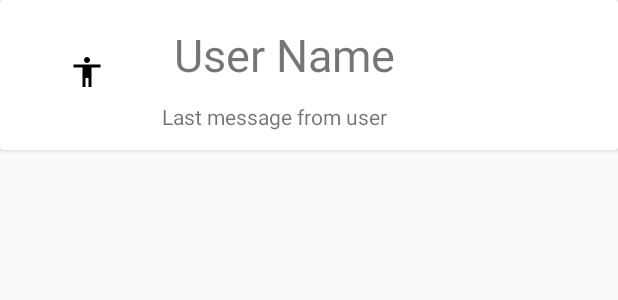
After one commit to leventen95/Dagmamma, an Android app: the layout cardview_dialog_item.xml on its own in the app's theme, with its tools: preview values and no code run, on a phone screen of 412 x 824 dp. The commit adds this screen. Shown: the top 300 px of the screen. Run offline under Robolectric (Android 15) with nearby library versions, the phone set to English and light mode, and no system bars.

Commit message:
Laget ny klasse og tilhørende xml for Dialog-siden so fører til chat

```diff
--- /dev/null
+++ b/app/src/main/java/no/hiof/leventen/actionbar/Chat/DialogAdapter.java
@@ -0,0 +1,5 @@
+package no.hiof.leventen.actionbar.Chat;
+
+public class DialogAdapter {
+
+}
--- a/app/src/main/java/no/hiof/leventen/actionbar/Chat/DialogFragment.java
+++ b/app/src/main/java/no/hiof/leventen/actionbar/Chat/DialogFragment.java
@@ -32,11 +32,11 @@ public class DialogFragment extends Fragment {
                              Bundle savedInstanceState) {
         // Inflate the layout for this fragment
         View view = inflater.inflate(R.layout.cardview_chat_list, container, false);
-        recyclerView = (RecyclerView) view.findViewById(R.id.recyclerView);
+        recyclerView = (RecyclerView) view.findViewById(R.id.cardview_dialog_item);
         recyclerView.hasFixedSize();
         LinearLayoutManager linearLayoutManager = new LinearLayoutManager(getContext());
         recyclerView.setLayoutManager(linearLayoutManager);
-        initializeData();
+     //   initializeData();
     //    initializeAdapter();
         return view;
     }
--- a/app/src/main/java/no/hiof/leventen/actionbar/MainActivity.java
+++ b/app/src/main/java/no/hiof/leventen/actionbar/MainActivity.java
@@ -15,6 +15,7 @@ import android.widget.FrameLayout;
 import com.google.firebase.auth.FirebaseAuth;
 
 import no.hiof.leventen.actionbar.Chat.ChatListFragment;
+import no.hiof.leventen.actionbar.Chat.DialogFragment;
 import no.hiof.leventen.actionbar.Firebasehandler.FirebaseDatasource;
 import no.hiof.leventen.actionbar.Firebasehandler.LoginCallBack;
 
@@ -24,6 +25,7 @@ public class MainActivity extends AppCompatActivity {
     private FrameLayout frameLayout;
     private AnnonserFragment annonserFragment;
     private ChatListFragment chatListFragment;
+    //private DialogFragment dialogFragment;
     private MinSideFragment minSideFragment;
     public FirebaseDatasource test = new FirebaseDatasource();
     private Button goToSearch;
@@ -39,6 +41,7 @@ public class MainActivity extends AppCompatActivity {
 
         annonserFragment = new AnnonserFragment();
         chatListFragment = new ChatListFragment();
+        //dialogFragment = new DialogFragment();
         minSideFragment = new MinSideFragment();
 
 
--- a/app/src/main/java/no/hiof/leventen/actionbar/MinSideFragment.java
+++ b/app/src/main/java/no/hiof/leventen/actionbar/MinSideFragment.java
@@ -12,8 +12,8 @@ import android.widget.ImageButton;
 
 
 public class MinSideFragment extends Fragment {
-    Button button;
-    ImageButton imageButton;
+    ImageButton redigerSideButton;
+    ImageButton btnSignOut;
 
     private RedigerSideFragment redigerSideFragment;
     private FrameLayout frameRedigerLayout;
@@ -22,7 +22,7 @@ public class MinSideFragment extends Fragment {
     public View onCreateView(LayoutInflater inflater, final ViewGroup container, Bundle savedInstanceState) {
         final View view = inflater.inflate(R.layout.fragment_min_side, container, false);
 
-        ImageButton redigerSideButton = view.findViewById(R.id.redigerSideButton);
+        redigerSideButton = view.findViewById(R.id.redigerSideButton);
         redigerSideButton.setOnClickListener(new View.OnClickListener() {
             @Override
             public void onClick(View v) {
--- /dev/null
+++ b/app/src/main/res/layout/cardview_dialog_item.xml
@@ -0,0 +1,52 @@
+<?xml version="1.0" encoding="utf-8"?>
+<LinearLayout xmlns:android="http://schemas.android.com/apk/res/android"
+    android:layout_width="match_parent"
+    android:layout_height="match_parent"
+    xmlns:app="http://schemas.android.com/apk/res-auto">
+
+    <android.support.v7.widget.CardView
+        android:id="@+id/cv"
+        android:layout_width="match_parent"
+        android:layout_height="100dp">
+
+        <android.support.constraint.ConstraintLayout
+            android:id="@+id/cardview_dialog_item"
+            android:layout_width="match_parent"
+            android:layout_height="wrap_content"
+            android:padding="8dp">
+
+            <ImageView
+                android:id="@+id/person_photo"
+                android:layout_width="100dp"
+                android:layout_height="match_parent"
+                android:layout_marginTop="8dp"
+                android:layout_marginBottom="8dp"
+                app:layout_constraintBottom_toBottomOf="parent"
+                app:layout_constraintStart_toStartOf="parent"
+                app:layout_constraintTop_toTopOf="parent"
+                app:srcCompat="@drawable/ic_baseline_accessibility_24px" />
+
+            <TextView
+                android:id="@+id/user_name"
+                android:layout_width="0dp"
+                android:layout_height="44dp"
+                android:layout_marginStart="8dp"
+                android:layout_marginTop="8dp"
+                android:text="User Name"
+                android:textSize="30sp"
+                app:layout_constraintLeft_toRightOf="@+id/person_photo"
+                app:layout_constraintStart_toEndOf="@+id/person_photo"
+                app:layout_constraintTop_toTopOf="parent" />
+
+            <TextView
+                android:id="@+id/last_message"
+                android:layout_width="wrap_content"
+                android:layout_height="wrap_content"
+                android:layout_marginTop="8dp"
+                android:text="Last message from user"
+                app:layout_constraintStart_toEndOf="@+id/person_photo"
+                app:layout_constraintTop_toBottomOf="@+id/user_name" />
+
+        </android.support.constraint.ConstraintLayout>
+    </android.support.v7.widget.CardView>
+</LinearLayout>
```
Also changed, not shown: app/src/main/res/layout/cardview_chat_list.xml (+9 -46 lines).
